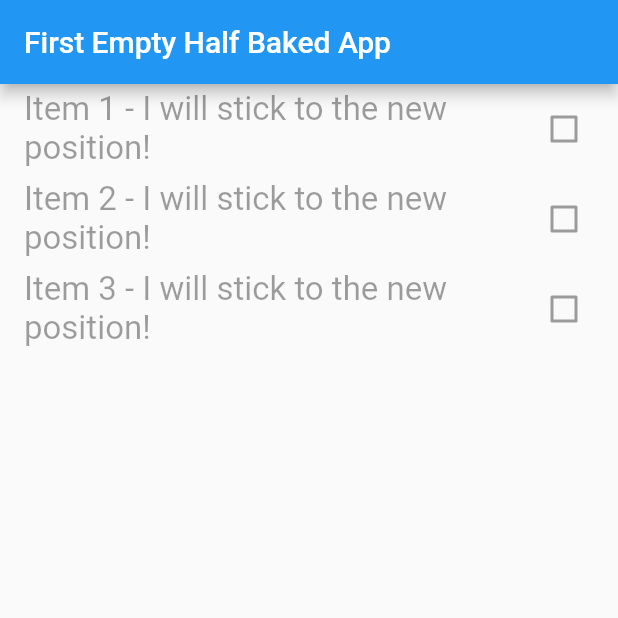
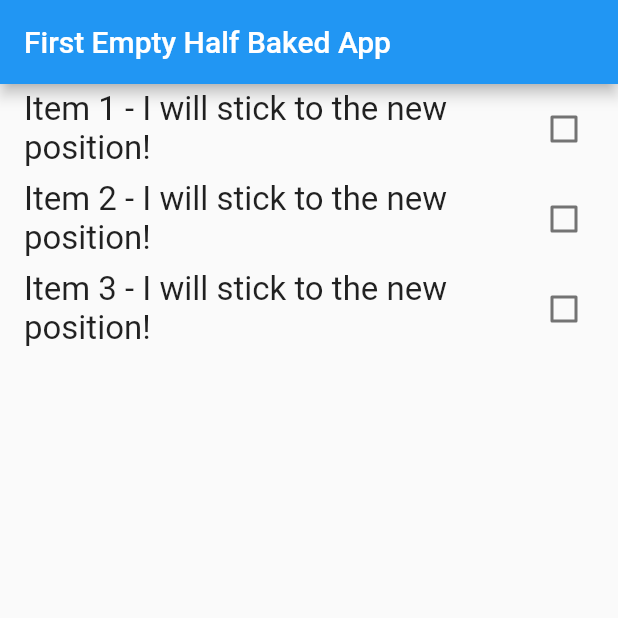
Before and after one commit to hydroweaver/medium_wip_todo, a Flutter app: the screen it shows after launch, on a phone screen of 412 x 824 dp, the top half of it. Run offline on Flutter 3.47's test engine with Material 2 defaults, Android fonts, the phone set to English and light mode, and no system bars; our stand-ins replace fluttertoast.

Commit message:
make checkboxes work

```diff
--- a/lib/main.dart
+++ b/lib/main.dart
@@ -1,4 +1,5 @@
 import 'package:flutter/material.dart';
+import 'package:fluttertoast/fluttertoast.dart';
 
 void main(){
   runApp(MaterialApp(
@@ -7,7 +8,45 @@ void main(){
   ));
 }
 
-List<String> items = ["Item 1 - I will stick to the new position!", "Item 2 - I will stick to the new position!", "Item 3 - I will stick to the new position!"];
+List<String> items = ["Item 1 - I will stick to the new position!",
+                  "Item 2 - I will stick to the new position!",
+                  "Item 3 - I will stick to the new position!"];
+
+bool toggle = false;
+
+class _strikeThrough extends StatelessWidget{
+
+  bool todoToggle;
+  String todoText;
+  _strikeThrough({this.todoToggle, this.todoText}) : super();
+
+  Widget _strikewidget(){
+    if(todoToggle==false){
+      return Text(
+          todoText,
+          style: TextStyle(
+            fontSize: 22.0
+          ),
+      );
+    }
+    else{
+      return Text(
+          todoText,
+          style: TextStyle(
+            fontSize: 22.0,
+            decoration: TextDecoration.lineThrough,
+            color: Colors.redAccent,
+            fontStyle: FontStyle.italic
+          ),
+        );
+    }
+  }
+
+  @override
+  Widget build(BuildContext context) {
+    return _strikewidget();
+  }
+}
 
 class App extends StatefulWidget{
   @override
@@ -17,28 +56,30 @@ class App extends StatefulWidget{
 }
 
 class AppState extends State<App>{
-  Widget build(BuildContext context){
+
+Widget build(BuildContext context){
     return Scaffold(
       appBar: AppBar(
         title: Text("First Empty Half Baked App"),
       ),
       body: ReorderableListView(
         children: <Widget>[
-          for(final value in items)
+          for(var item in items)
             CheckboxListTile(
-              value: false,
-              onChanged: null,
-              key: Key(value),
-              title:
-                      Text(
-                        value,
-                        key: Key(value),
-                        style: TextStyle(
-                        fontSize: 22.0
-                        ),
-                      )
-            ),
-
+              value: toggle,
+              onChanged: (bool){
+                setState(() {
+                  if(!bool){
+                    toggle = false;
+                  }
+                  else{
+                    toggle = true;
+                  }
+                });
+              },
+              key: Key(item),
+              title: _strikeThrough(todoText: item, todoToggle: toggle),
+              )
         ],
         onReorder: (OldIndex, NewIndex){
           setState(() {
--- a/pubspec.yaml
+++ b/pubspec.yaml
@@ -23,6 +23,7 @@ dependencies:
   # The following adds the Cupertino Icons font to your application.
   # Use with the CupertinoIcons class for iOS style icons.
   cupertino_icons: ^0.1.2
+  fluttertoast:
 
 dev_dependencies:
   flutter_test:
```
Also changed, not shown: pubspec.lock.
